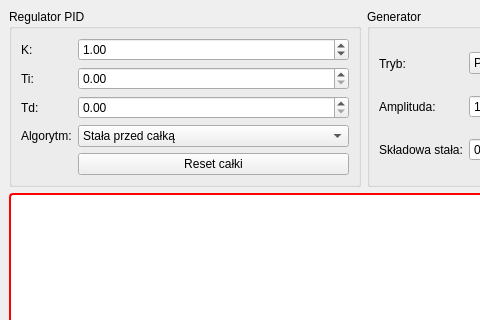
Qt form mainwindow.ui (MichalWalterowski/projektUAR) before a commit; both pictures show x 0 to 480 and y 0 to 320 of the 1100 by 800 pixel window.
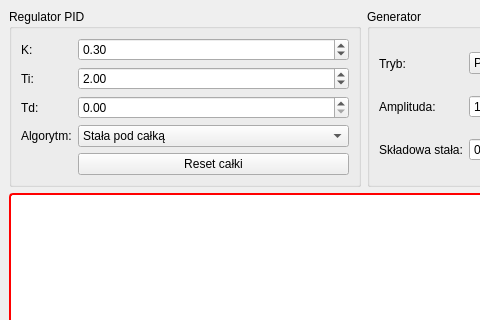
The same form after that commit.

Diff of the .ui file:
```diff
--- a/mainwindow.ui
+++ b/mainwindow.ui
@@ -42,7 +42,7 @@
             <double>0.100000000000000</double>
            </property>
            <property name="value">
-            <double>1.000000000000000</double>
+            <double>0.300000000000000</double>
            </property>
           </widget>
          </item>
@@ -59,7 +59,7 @@
             <double>0.100000000000000</double>
            </property>
            <property name="value">
-            <double>0.000000000000000</double>
+            <double>2.000000000000000</double>
            </property>
           </widget>
          </item>
@@ -88,7 +88,7 @@
           <widget class="QComboBox" name="comboPIDMethod">
            <item>
             <property name="text">
-             <string>Stała przed całką</string>
+             <string>Stała pod całką</string>
             </property>
            </item>
            <item>
```
Left out of the diff: 2 changed lines with no effect on the pictures.
